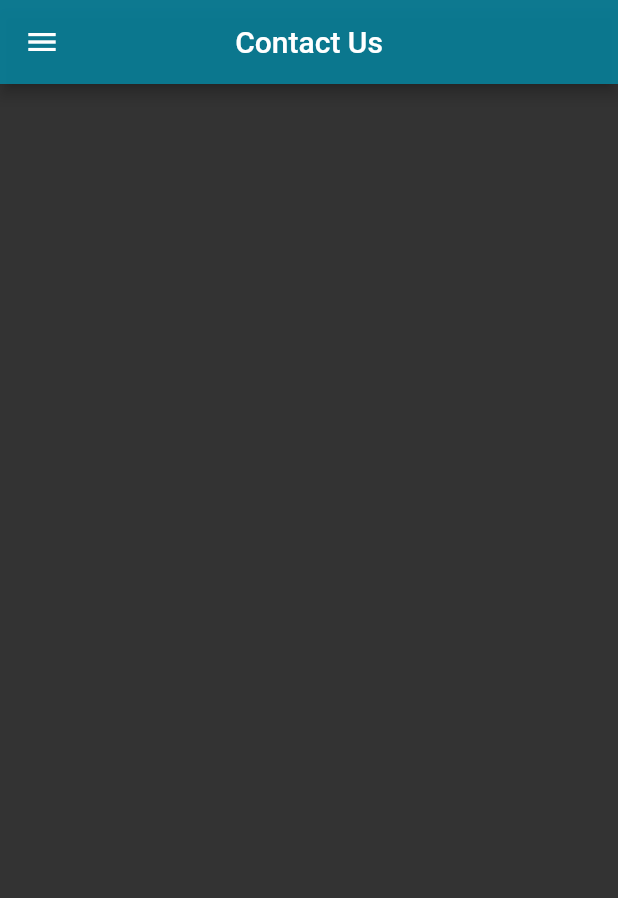
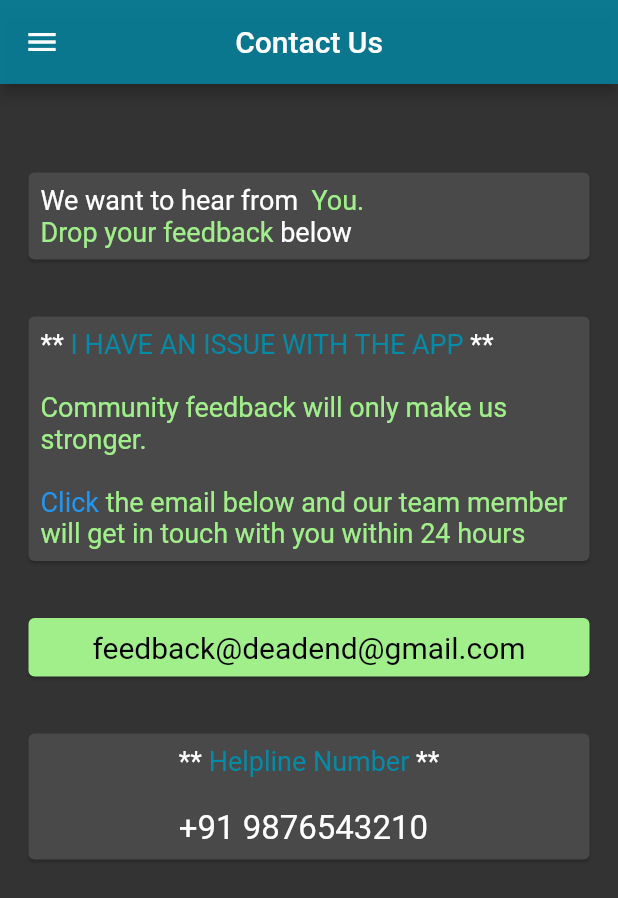
Before and after one commit to Ken2ky/HMS, a Flutter app: the ContactUs screen opened directly, on a phone screen of 412 x 824 dp. Shown: the top 898 px of the screen. Run offline on Flutter 3.47's test engine with Material 2 defaults, Android fonts, the phone set to English and light mode, and no system bars.

Commit message:
contactus

```diff
--- a/lib/animalissues.dart
+++ b/lib/animalissues.dart
@@ -79,6 +79,7 @@ class _AnimalIssueState extends State<AnimalIssue> {
         SizedBox(
           width: 0.67*w,
           child: Card(
+            elevation: 0,
           color: Color.fromRGBO(74, 73, 73, 1),
           child: Padding(
             padding: const EdgeInsets.all(8.0),
--- a/lib/contactus.dart
+++ b/lib/contactus.dart
@@ -16,7 +16,143 @@ class ContactUs extends StatelessWidget {
       backgroundColor: Color.fromRGBO(51, 51, 51, 1),
       body: Column(
         children: [
-          Card()
+          SizedBox(
+            height: 40,
+          ),
+          Padding(
+            padding: const EdgeInsets.all(15.0),
+            child: FractionallySizedBox(
+              widthFactor: 1,
+              child: Card(
+                color: Color.fromRGBO(74, 73, 73, 1) ,
+                child: Padding(
+                  padding: const EdgeInsets.all(8.0),
+                  child: RichText(text: const TextSpan(
+                    style: TextStyle(fontSize: 18),
+                    children:  <TextSpan>[
+                      TextSpan(
+                        text: 'We want to hear from  ',
+                        style: TextStyle(color: Colors.white),
+                      ),
+                      TextSpan(
+                        text: 'You.\n',
+                        style: TextStyle(color: Color.fromRGBO(161, 239, 139, 1)),
+                      ),
+                      TextSpan(
+                        text: 'Drop your feedback ',
+                        style: TextStyle(color: Color.fromRGBO(161, 239, 139, 1)),
+                      ),
+                      TextSpan(
+                        text: 'below  ',
+                        style: TextStyle(color: Colors.white),
+                      ),
+                    ]
+                  )),
+                ),
+              ),
+            ),
+          ),
+          Padding(
+            padding: const EdgeInsets.all(15.0),
+            child: FractionallySizedBox(
+              widthFactor: 1,
+              child: Card(
+                color: Color.fromRGBO(74, 73, 73, 1) ,
+                child: Padding(
+                  padding: const EdgeInsets.all(8.0),
+                  child: RichText(text: const TextSpan(
+                    style: TextStyle(fontSize: 18),
+                    children:  <TextSpan>[
+                      TextSpan(
+                          text: '** ',
+                          style: TextStyle(color: Colors.white),
+                        ),
+                      TextSpan(
+                        text: 'I HAVE AN ISSUE WITH THE APP',
+                        style: TextStyle(color: Color.fromRGBO(4, 139, 168, 1)),
+                      ),
+                      TextSpan(
+                          text: ' ** \n\n',
+                          style: TextStyle(color: Colors.white),
+                        ),
+                      TextSpan(
+                        text: 'Community feedback will only make us stronger.\n\n',
+                        style: TextStyle(color: Color.fromRGBO(161, 239, 139, 1)),
+                      ),
+                      TextSpan(
+                        text: 'Click ',
+                        style: TextStyle(color: Colors.blue),
+                      ),
+                      TextSpan(
+                        text: 'the email below and our team member will get in touch with you within 24 hours  ',
+                        style: TextStyle(color: Color.fromRGBO(161, 239, 139, 1)),
+                      ),
+                    ]
+                  )),
+                ),
+              ),
+            ),
+          ),
+          Padding(
+            padding: const EdgeInsets.all(15.0),
+            child: FractionallySizedBox(
+              widthFactor: 1,
+              child: Card(
+                color: Color.fromRGBO(161, 239, 139, 1),
+                child: Padding(
+                  padding: const EdgeInsets.all(8.0),
+                  child: Center(
+                    child: RichText(text: const TextSpan(
+                      style: TextStyle(fontSize: 20),
+                      children:  <TextSpan>[
+                        TextSpan(
+                          text: 'feedback@deadend@gmail.com',
+                          style: TextStyle(color: Colors.black),
+                        ),
+
+                      ]
+                    )),
+                  ),
+                ),
+              ),
+            ),
+          ),
+          Padding(
+            padding: const EdgeInsets.all(15.0),
+            child: FractionallySizedBox(
+              widthFactor: 1,
+              child: Card(
+                color: Color.fromRGBO(74, 73, 73, 1) ,
+                child: Padding(
+                  padding: const EdgeInsets.all(8.0),
+                  child: Center(
+                    child: RichText(text: const TextSpan(
+                      style: TextStyle(fontSize: 18),
+                      children:  <TextSpan>[
+                        TextSpan(
+                          text: '** ',
+                          style: TextStyle(color: Colors.white),
+                        ),
+                        TextSpan(
+                          text: 'Helpline Number',
+                          style: TextStyle(color: Color.fromRGBO(4, 139, 168, 1)),
+                        ),
+                        TextSpan(
+                          text: ' **\n\n',
+                          style: TextStyle(color: Colors.white),
+                        ),
+                        TextSpan(
+                          text: '+91 9876543210',
+                          style: TextStyle(color: Colors.white,fontSize: 22),
+                        ),
+
+                      ]
+                    )),
+                  ),
+                ),
+              ),
+            ),
+          )
         ],
       ),
     );
--- a/lib/home.dart
+++ b/lib/home.dart
@@ -115,6 +115,7 @@ class _IssueState extends State<Issue> {
         SizedBox(
           width: 0.6*w,
           child: Card(
+            elevation: 0,
           color: Color.fromRGBO(74, 73, 73, 1),
           child: Padding(
             padding: const EdgeInsets.all(8.0),
```
